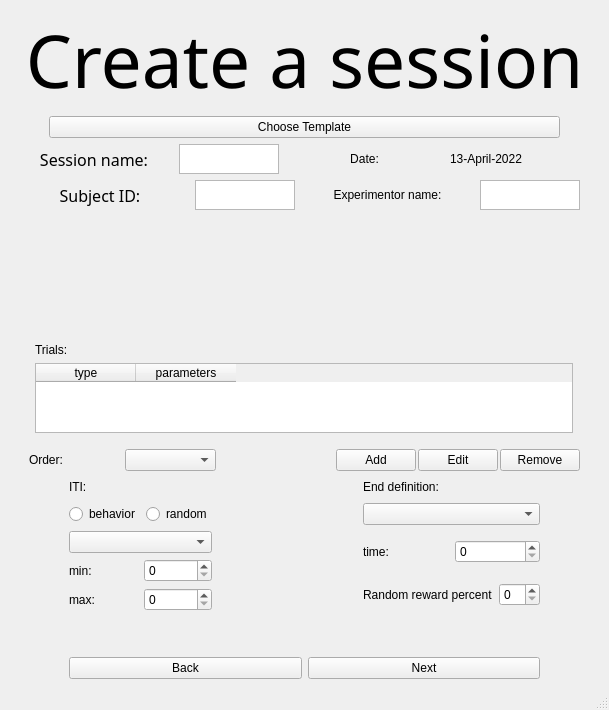
Above: UI/create_session.ui from KehatSudri/Behavior_System2.0 before the change. Below: the same form after it.
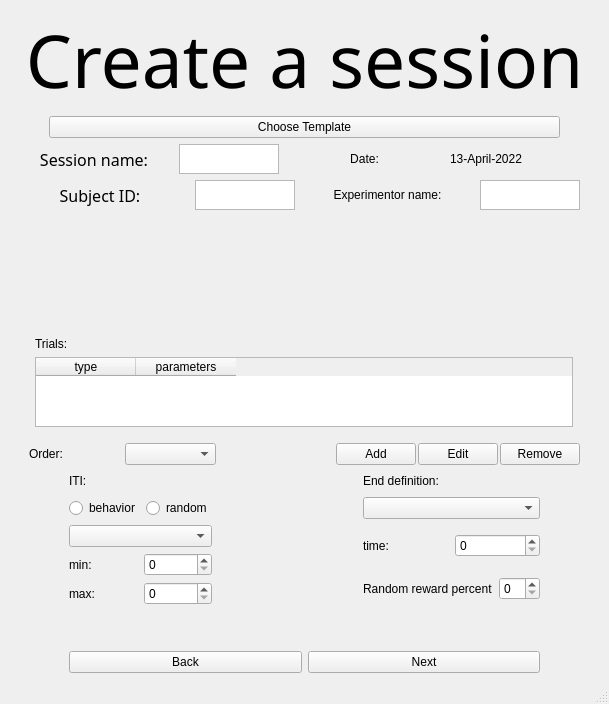
That is the form after the change.

Patch:
```diff
--- a/UI/create_session.ui
+++ b/UI/create_session.ui
@@ -7,7 +7,7 @@
     <x>0</x>
     <y>0</y>
     <width>609</width>
-    <height>710</height>
+    <height>704</height>
    </rect>
   </property>
   <property name="windowTitle">
```
Left out of the diff: 4 changed lines with no effect on the pictures.
